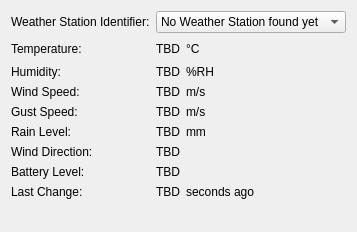
Qt form src/brickv/plugin_system/plugins/outdoor_weather/ui/outdoor_weather.ui (Tinkerforge/brickv) before a commit.
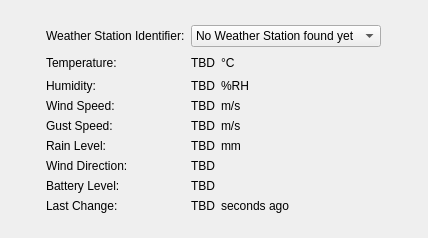
The same form after that commit.

Commit message: put ui in middle of brickv

```diff
--- a/src/brickv/plugin_system/plugins/outdoor_weather/ui/outdoor_weather.ui
+++ b/src/brickv/plugin_system/plugins/outdoor_weather/ui/outdoor_weather.ui
@@ -6,65 +6,147 @@
    <rect>
     <x>0</x>
     <y>0</y>
-    <width>317</width>
-    <height>232</height>
+    <width>428</width>
+    <height>238</height>
    </rect>
   </property>
   <property name="windowTitle">
    <string>Form</string>
   </property>
   <layout class="QVBoxLayout" name="verticalLayout">
+   <item>
+    <spacer name="verticalSpacer_2">
+     <property name="orientation">
+      <enum>Qt::Vertical</enum>
+     </property>
+     <property name="sizeHint" stdset="0">
+      <size>
+       <width>20</width>
+       <height>40</height>
+      </size>
+     </property>
+    </spacer>
+   </item>
    <item>
     <layout class="QGridLayout" name="gridLayout">
-     <item row="1" column="0">
-      <widget class="QLabel" name="label_2">
-       <property name="text">
-        <string>Temperature:</string>
-       </property>
-      </widget>
-     </item>
-     <item row="1" column="3">
-      <spacer name="horizontalSpacer">
-       <property name="orientation">
-        <enum>Qt::Horizontal</enum>
-       </property>
-       <property name="sizeHint" stdset="0">
-        <size>
-         <width>40</width>
-         <height>20</height>
-        </size>
-       </property>
-      </spacer>
-     </item>
-     <item row="0" column="0">
+     <item row="0" column="1">
       <widget class="QLabel" name="label">
        <property name="text">
         <string>Weather Station Identifier:</string>
        </property>
       </widget>
      </item>
-     <item row="2" column="0">
+     <item row="2" column="1">
       <widget class="QLabel" name="label_3">
        <property name="text">
         <string>Humidity:</string>
        </property>
       </widget>
      </item>
-     <item row="4" column="0">
-      <widget class="QLabel" name="label_5">
+     <item row="1" column="1">
+      <widget class="QLabel" name="label_2">
        <property name="text">
-        <string>Gust Speed:</string>
+        <string>Temperature:</string>
        </property>
       </widget>
      </item>
-     <item row="3" column="0">
-      <widget class="QLabel" name="label_4">
+     <item row="1" column="4">
+      <spacer name="horizontalSpacer">
+       <property name="orientation">
+        <enum>Qt::Horizontal</enum>
+       </property>
+       <property name="sizeHint" stdset="0">
+        <size>
+         <width>40</width>
+         <height>20</height>
+        </size>
+       </property>
+      </spacer>
+     </item>
+     <item row="4" column="2">
+      <widget class="QLabel" name="label_gust_speed">
        <property name="text">
-        <string>Wind Speed:</string>
+        <string>TBD</string>
        </property>
       </widget>
      </item>
-     <item row="0" column="1" colspan="3">
+     <item row="5" column="2">
+      <widget class="QLabel" name="label_rain_level">
+       <property name="text">
+        <string>TBD</string>
+       </property>
+      </widget>
+     </item>
+     <item row="1" column="2">
+      <widget class="QLabel" name="label_temperature">
+       <property name="text">
+        <string>TBD</string>
+       </property>
+      </widget>
+     </item>
+     <item row="2" column="2">
+      <widget class="QLabel" name="label_humidity">
+       <property name="text">
+        <string>TBD</string>
+       </property>
+      </widget>
+     </item>
+     <item row="3" column="2">
+      <widget class="QLabel" name="label_wind_speed">
+       <property name="text">
+        <string>TBD</string>
+       </property>
+      </widget>
+     </item>
+     <item row="1" column="0">
+      <spacer name="horizontalSpacer_2">
+       <property name="orientation">
+        <enum>Qt::Horizontal</enum>
+       </property>
+       <property name="sizeHint" stdset="0">
+        <size>
+         <width>40</width>
+         <height>20</height>
+        </size>
+       </property>
+      </spacer>
+     </item>
+     <item row="6" column="2">
+      <widget class="QLabel" name="label_wind_direction">
+       <property name="text">
+        <string>TBD</string>
+       </property>
+      </widget>
+     </item>
+     <item row="7" column="2">
+      <widget class="QLabel" name="label_battery_level">
+       <property name="text">
+        <string>TBD</string>
+       </property>
+      </widget>
+     </item>
+     <item row="8" column="2">
+      <widget class="QLabel" name="label_last_change">
+       <property name="text">
+        <string>TBD</string>
+       </property>
+      </widget>
+     </item>
+     <item row="7" column="1">
+      <widget class="QLabel" name="label_8">
+       <property name="text">
+        <string>Battery Level:</string>
+       </property>
+      </widget>
+     </item>
+     <item row="8" column="1">
+      <widget class="QLabel" name="label_9">
+       <property name="text">
+        <string>Last Change:</string>
+       </property>
+      </widget>
+     </item>
+     <item row="0" column="2" colspan="3">
       <widget class="QComboBox" name="combo_identifier">
        <property name="maximumSize">
         <size>
@@ -79,161 +161,118 @@
        </item>
       </widget>
      </item>
-     <item row="5" column="0">
+     <item row="5" column="1">
       <widget class="QLabel" name="label_6">
        <property name="text">
         <string>Rain Level:</string>
        </property>
       </widget>
      </item>
-     <item row="6" column="0">
+     <item row="6" column="1">
       <widget class="QLabel" name="label_7">
        <property name="text">
         <string>Wind Direction:</string>
        </property>
       </widget>
      </item>
-     <item row="7" column="0">
-      <widget class="QLabel" name="label_8">
-       <property name="text">
-        <string>Battery Level:</string>
-       </property>
-      </widget>
-     </item>
-     <item row="8" column="0">
-      <widget class="QLabel" name="label_9">
-       <property name="text">
-        <string>Last Change:</string>
-       </property>
-      </widget>
-     </item>
-     <item row="1" column="1">
-      <widget class="QLabel" name="label_temperature">
-       <property name="text">
-        <string>TBD</string>
-       </property>
-      </widget>
-     </item>
-     <item row="2" column="1">
-      <widget class="QLabel" name="label_humidity">
-       <property name="text">
-        <string>TBD</string>
-       </property>
-      </widget>
-     </item>
-     <item row="3" column="1">
-      <widget class="QLabel" name="label_wind_speed">
-       <property name="text">
-        <string>TBD</string>
-       </property>
-      </widget>
-     </item>
      <item row="4" column="1">
-      <widget class="QLabel" name="label_gust_speed">
+      <widget class="QLabel" name="label_5">
        <property name="text">
-        <string>TBD</string>
+        <string>Gust Speed:</string>
        </property>
       </widget>
      </item>
-     <item row="5" column="1">
-      <widget class="QLabel" name="label_rain_level">
+     <item row="3" column="1">
+      <widget class="QLabel" name="label_4">
        <property name="text">
-        <string>TBD</string>
+        <string>Wind Speed:</string>
        </property>
       </widget>
      </item>
-     <item row="6" column="1">
-      <widget class="QLabel" name="label_wind_direction">
+     <item row="6" column="3">
+      <widget class="QLabel" name="label_23">
        <property name="text">
-        <string>TBD</string>
+        <string/>
        </property>
       </widget>
      </item>
-     <item row="7" column="1">
-      <widget class="QLabel" name="label_battery_level">
+     <item row="7" column="3">
+      <widget class="QLabel" name="label_24">
        <property name="text">
-        <string>TBD</string>
+        <string/>
        </property>
       </widget>
      </item>
-     <item row="8" column="1">
-      <widget class="QLabel" name="label_last_change">
+     <item row="8" column="3">
+      <widget class="QLabel" name="label_25">
        <property name="text">
-        <string>TBD</string>
+        <string>seconds ago</string>
        </property>
       </widget>
      </item>
-     <item row="2" column="2">
+     <item row="4" column="3">
+      <widget class="QLabel" name="label_21">
+       <property name="text">
+        <string>m/s</string>
+       </property>
+      </widget>
+     </item>
+     <item row="5" column="3">
+      <widget class="QLabel" name="label_22">
+       <property name="text">
+        <string>mm</string>
+       </property>
+      </widget>
+     </item>
+     <item row="2" column="3">
       <widget class="QLabel" name="label_19">
        <property name="text">
         <string>%RH</string>
        </property>
       </widget>
      </item>
-     <item row="1" column="2">
+     <item row="1" column="3">
       <widget class="QLabel" name="label_18">
        <property name="text">
         <string>°C</string>
        </property>
       </widget>
      </item>
-     <item row="3" column="2">
+     <item row="3" column="3">
       <widget class="QLabel" name="label_20">
        <property name="text">
         <string>m/s</string>
        </property>
       </widget>
      </item>
-     <item row="4" column="2">
-      <widget class="QLabel" name="label_21">
-       <property name="text">
-        <string>m/s</string>
-       </property>
-      </widget>
-     </item>
-     <item row="5" column="2">
-      <widget class="QLabel" name="label_22">
-       <property name="text">
-        <string>mm</string>
-       </property>
-      </widget>
-     </item>
-     <item row="6" column="2">
-      <widget class="QLabel" name="label_23">
-       <property name="text">
-        <string/>
-       </property>
-      </widget>
-     </item>
-     <item row="7" column="2">
-      <widget class="QLabel" name="label_24">
-       <property name="text">
-        <string/>
-       </property>
-      </widget>
-     </item>
-     <item row="8" column="2">
-      <widget class="QLabel" name="label_25">
-       <property name="text">
-        <string>seconds ago</string>
-       </property>
-      </widget>
-     </item>
-     <item row="9" column="0">
-      <spacer name="verticalSpacer">
+     <item row="1" column="5">
+      <spacer name="horizontalSpacer_3">
        <property name="orientation">
-        <enum>Qt::Vertical</enum>
+        <enum>Qt::Horizontal</enum>
        </property>
        <property name="sizeHint" stdset="0">
         <size>
-         <width>20</width>
-         <height>40</height>
+         <width>40</width>
+         <height>20</height>
         </size>
        </property>
       </spacer>
      </item>
     </layout>
    </item>
+   <item>
+    <spacer name="verticalSpacer">
+     <property name="orientation">
+      <enum>Qt::Vertical</enum>
+     </property>
+     <property name="sizeHint" stdset="0">
+      <size>
+       <width>20</width>
+       <height>40</height>
+      </size>
+     </property>
+    </spacer>
+   </item>
   </layout>
  </widget>
  <resources/>
```
